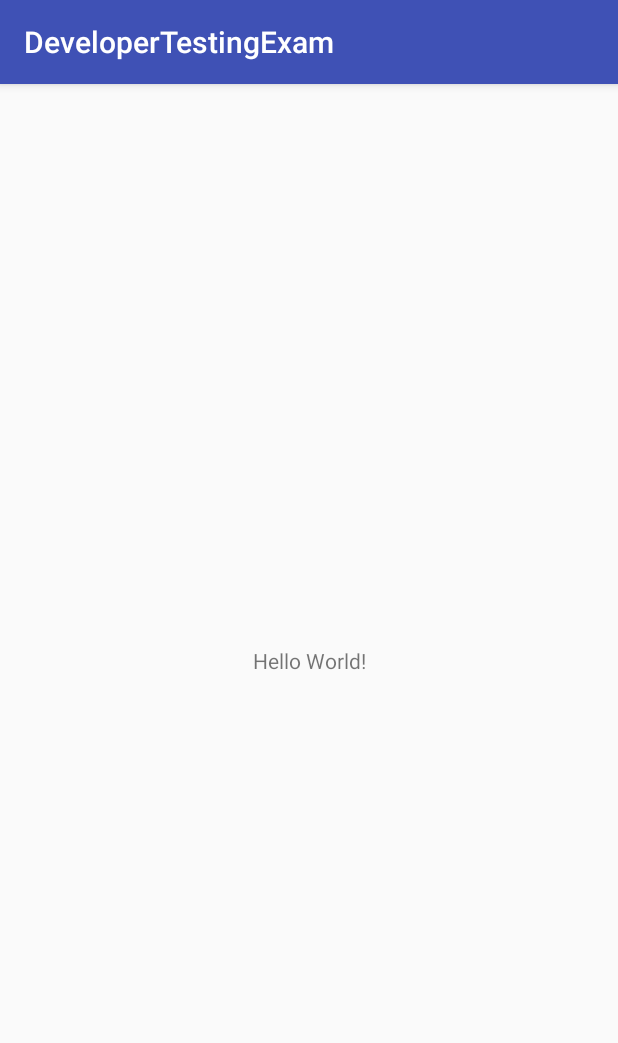
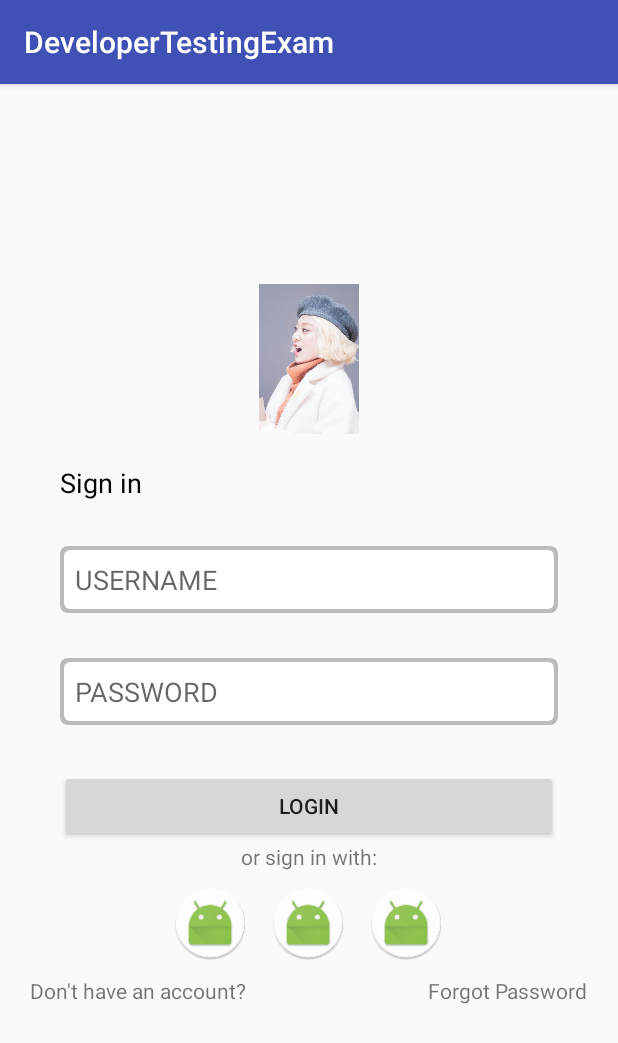
Before and after one commit to cho881020/DeveloperTestingExam, an Android app: the screen it shows after launch (MainActivity), on a phone screen of 412 x 824 dp. Shown: the top 1043 px of the screen. Run offline under Robolectric (Android 15) with nearby library versions, the phone set to English and light mode, and no system bars.

Commit message:
login xml 구현. (이벤트 처리 전)

```diff
--- /dev/null
+++ b/app/src/main/java/kr/co/tjeit/developertestingexam/BaseActivity.java
@@ -0,0 +1,18 @@
+package kr.co.tjeit.developertestingexam;
+
+import android.content.Context;
+import android.support.v7.app.AppCompatActivity;
+
+/**
+ * Created by the on 2017-09-29.
+ */
+
+public abstract class BaseActivity extends AppCompatActivity {
+
+    Context mContext = this;
+
+    public abstract void setupEvents();
+    public abstract void setValues();
+    public abstract void bindViews();
+
+}
--- a/app/src/main/java/kr/co/tjeit/developertestingexam/MainActivity.java
+++ b/app/src/main/java/kr/co/tjeit/developertestingexam/MainActivity.java
@@ -1,13 +1,43 @@
 package kr.co.tjeit.developertestingexam;
 
-import android.support.v7.app.AppCompatActivity;
 import android.os.Bundle;
+import android.widget.Button;
+import android.widget.EditText;
+import android.widget.TextView;
 
-public class MainActivity extends AppCompatActivity {
+public class MainActivity extends BaseActivity {
+
+    private EditText idEdt;
+    private EditText pwEdt;
+    private Button loginBtn;
+    private TextView signupBtn;
 
     @Override
     protected void onCreate(Bundle savedInstanceState) {
         super.onCreate(savedInstanceState);
         setContentView(R.layout.activity_main);
+
+        bindViews();
+        setupEvents();
+        setValues();
+    }
+
+    @Override
+    public void setupEvents() {
+
+
+    }
+
+    @Override
+    public void setValues() {
+
+    }
+
+    @Override
+    public void bindViews() {
+        this.signupBtn = (TextView) findViewById(R.id.signupBtn);
+        this.loginBtn = (Button) findViewById(R.id.loginBtn);
+        this.pwEdt = (EditText) findViewById(R.id.pwEdt);
+        this.idEdt = (EditText) findViewById(R.id.idEdt);
     }
 }
--- /dev/null
+++ b/app/src/main/res/drawable/login_box.xml
@@ -0,0 +1,25 @@
+<?xml version="1.0" encoding="utf-8"?>
+<layer-list xmlns:android="http://schemas.android.com/apk/res/android">
+
+    <item>
+        <shape>
+            <corners
+                android:radius="5dp" />
+            <solid
+                android:color="#BBBBBB" />
+        </shape>
+    </item>
+    <item
+        android:top="3dp"
+        android:bottom="3dp"
+        android:right="3dp"
+        android:left="3dp">
+        <shape>
+            <corners
+                android:radius="4dp" />
+            <solid
+                android:color="#FFFFFF" />
+        </shape>
+    </item>
+
+</layer-list>
--- a/app/src/main/res/layout/activity_main.xml
+++ b/app/src/main/res/layout/activity_main.xml
@@ -1,18 +1,121 @@
 <?xml version="1.0" encoding="utf-8"?>
-<android.support.constraint.ConstraintLayout xmlns:android="http://schemas.android.com/apk/res/android"
+<LinearLayout xmlns:android="http://schemas.android.com/apk/res/android"
     xmlns:app="http://schemas.android.com/apk/res-auto"
     xmlns:tools="http://schemas.android.com/tools"
     android:layout_width="match_parent"
     android:layout_height="match_parent"
+    android:gravity="center"
+    android:orientation="vertical"
     tools:context="kr.co.tjeit.developertestingexam.MainActivity">
 
-    <TextView
-        android:layout_width="wrap_content"
+    <ImageView
+        android:layout_width="100dp"
+        android:layout_height="100dp"
+        android:src="@drawable/jiyeong" />
+
+    <LinearLayout
+        android:layout_width="match_parent"
         android:layout_height="wrap_content"
-        android:text="Hello World!"
-        app:layout_constraintBottom_toBottomOf="parent"
-        app:layout_constraintLeft_toLeftOf="parent"
-        app:layout_constraintRight_toRightOf="parent"
-        app:layout_constraintTop_toTopOf="parent" />
+        android:orientation="vertical"
+        android:padding="20dp">
 
-</android.support.constraint.ConstraintLayout>
+        <TextView
+            android:layout_width="wrap_content"
+            android:layout_height="wrap_content"
+            android:layout_marginLeft="20dp"
+            android:text="Sign in"
+            android:textColor="#000000"
+            android:textSize="18sp" />
+
+        <EditText
+            android:id="@+id/idEdt"
+            android:layout_width="match_parent"
+            android:layout_height="wrap_content"
+            android:layout_marginLeft="20dp"
+            android:layout_marginRight="20dp"
+            android:layout_marginTop="30dp"
+            android:background="@drawable/login_box"
+            android:hint="USERNAME"
+            android:inputType="textEmailAddress"
+            android:padding="10dp" />
+
+        <EditText
+            android:id="@+id/pwEdt"
+            android:layout_width="match_parent"
+            android:layout_height="wrap_content"
+            android:layout_marginLeft="20dp"
+            android:layout_marginRight="20dp"
+            android:layout_marginTop="30dp"
+            android:background="@drawable/login_box"
+            android:hint="PASSWORD"
+            android:inputType="textPassword"
+            android:padding="10dp" />
+
+
+        <Button
+            android:id="@+id/loginBtn"
+            android:layout_width="match_parent"
+            android:layout_height="wrap_content"
+            android:layout_marginLeft="20dp"
+            android:layout_marginRight="20dp"
+            android:layout_marginTop="30dp"
+            android:text="Login" />
+
+        <TextView
+            android:layout_width="match_parent"
+            android:layout_height="wrap_content"
+            android:gravity="center"
+            android:text="or sign in with:" />
+
+        <LinearLayout
+            android:layout_width="match_parent"
+            android:layout_height="wrap_content"
+            android:layout_marginTop="10dp"
+            android:gravity="center">
+
+            <ImageView
+                android:layout_width="50dp"
+                android:layout_height="50dp"
+                android:src="@mipmap/ic_launcher_round" />
+
+            <ImageView
+                android:layout_width="50dp"
+                android:layout_height="50dp"
+                android:layout_marginLeft="15dp"
+                android:src="@mipmap/ic_launcher_round" />
+
+            <ImageView
+                android:layout_width="50dp"
+                android:layout_height="50dp"
+                android:layout_marginLeft="15dp"
+                android:src="@mipmap/ic_launcher_round" />
+
+        </LinearLayout>
+
+        <LinearLayout
+            android:layout_width="match_parent"
+            android:layout_height="wrap_content"
+            android:layout_marginTop="10dp"
+            android:orientation="horizontal">
+
+            <TextView
+                android:id="@+id/signupBtn"
+                android:layout_width="wrap_content"
+                android:layout_height="wrap_content"
+                android:text="Don't have an account?" />
+
+            <TextView
+                android:layout_width="0dp"
+                android:layout_height="wrap_content"
+                android:layout_weight="1" />
+
+            <TextView
+                android:layout_width="wrap_content"
+                android:layout_height="wrap_content"
+                android:text="Forgot Password" />
+
+        </LinearLayout>
+
+    </LinearLayout>
+
+</LinearLayout>
```
Also changed, not shown: app/src/main/res/drawable/jiyeong.jpg (added).
